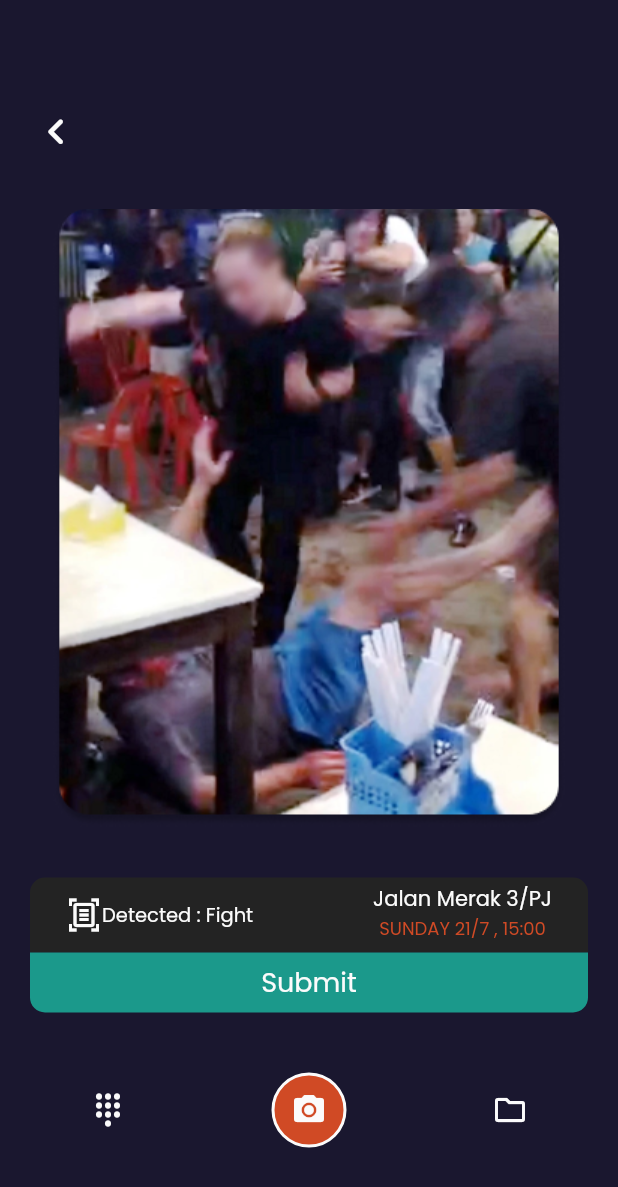
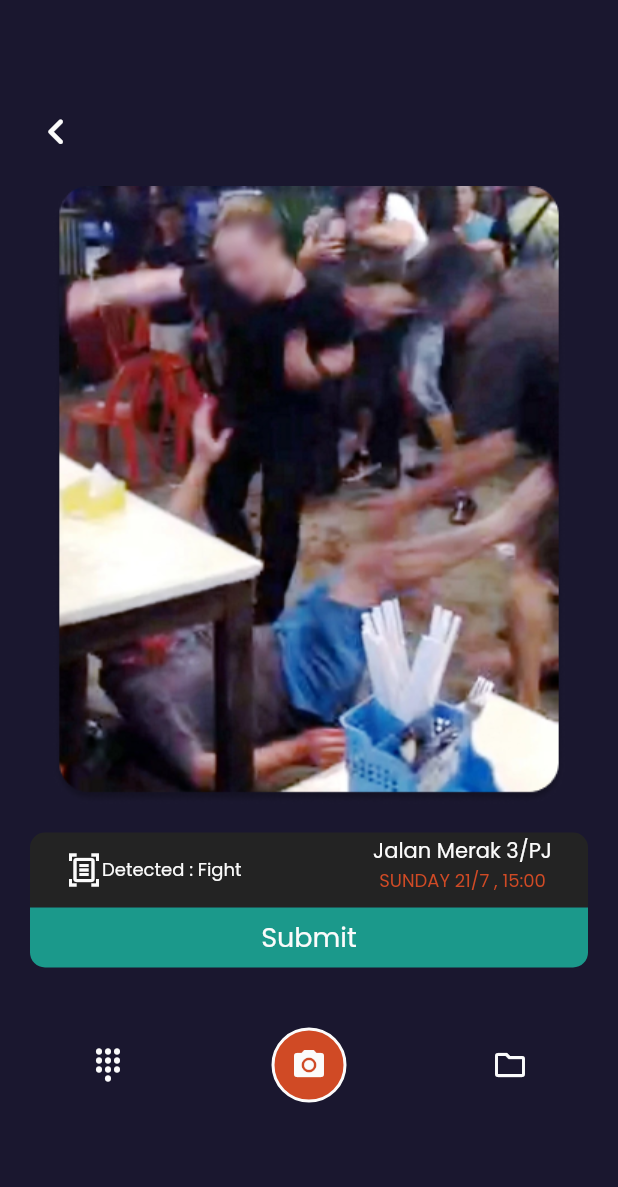
Before and after one commit to ExistCode/xcesscity, a Flutter app: the DetectionScreen screen opened by its route, on a phone screen of 412 x 824 dp. Shown: the top 1187 px of the screen. Run offline on Flutter 3.47's test engine with Material 2 defaults, Android fonts, the phone set to English and light mode, and no system bars; our stand-ins replace auto_size_text, cloud_firestore, firebase_auth, firebase_core, flutter_switch, google_maps_flutter and 3 more; accounts and stored records are empty.

Commit message:
fixed-layouting

```diff
--- a/lib/screens/detection_screen.dart
+++ b/lib/screens/detection_screen.dart
@@ -40,25 +40,19 @@ class _DetectionScreenState extends State<DetectionScreen> {
               ]),
           Container(
             width: 500,
-            height: 480,
-            child: Column(children: [
-              Container(
-                width: 500,
-                height: 480,
-                decoration: BoxDecoration(
-                  image: DecorationImage(
-                      image: AssetImage('lib/assets/images/tempfight.png')),
-                  borderRadius: BorderRadius.all(Radius.circular(20)),
-                ),
-              ),
-            ]),
+            height: 450,
+            decoration: BoxDecoration(
+              image: DecorationImage(
+                  image: AssetImage('lib/assets/images/tempfight.png')),
+              borderRadius: BorderRadius.all(Radius.circular(20)),
+            ),
           ),
           Container(
             width: 600,
             height: 90,
             child: Column(children: [
               Container(
-                padding: EdgeInsets.symmetric(horizontal: 24, vertical: 4),
+                padding: EdgeInsets.symmetric(horizontal: 24, vertical: 2),
                 child:
                     Row(mainAxisAlignment: MainAxisAlignment.start, children: [
                   Icon(
@@ -67,7 +61,7 @@ class _DetectionScreenState extends State<DetectionScreen> {
                   ),
                   Text(
                     'Detected : Fight',
-                    style: TextStyle(color: custom_colors.white, fontSize: 13),
+                    style: TextStyle(color: custom_colors.white, fontSize: 12),
                   ),
                   Spacer(),
                   Container(
```
